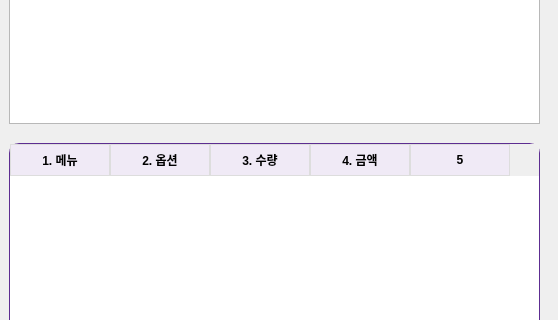
Old version of the form VentiApp/mainwindow.ui in the repository minki9252/TheVentiKiosk; both pictures show x 0 to 558 and y 516 to 836 of the 558 by 1024 pixel window.
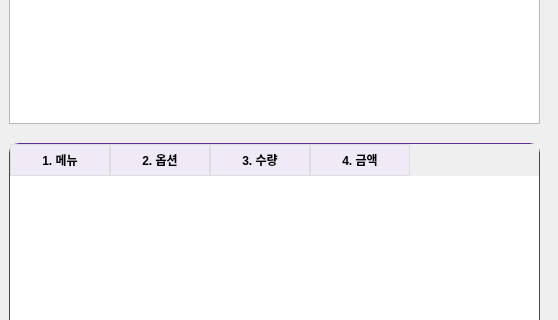
New version of the form. Icons and pictures are not drawn.

What changed in the file:
```diff
--- a/VentiApp/mainwindow.ui
+++ b/VentiApp/mainwindow.ui
@@ -471,7 +471,7 @@
          <enum>QAbstractItemView::SelectionBehavior::SelectRows</enum>
         </property>
         <property name="columnCount">
-         <number>5</number>
+         <number>4</number>
         </property>
         <attribute name="verticalHeaderStretchLastSection">
          <bool>true</bool>
@@ -496,7 +496,6 @@
           <string>4. 금액</string>
          </property>
         </column>
-        <column/>
        </widget>
        <widget class="QPushButton" name="btnClearCart">
         <property name="geometry">
```
